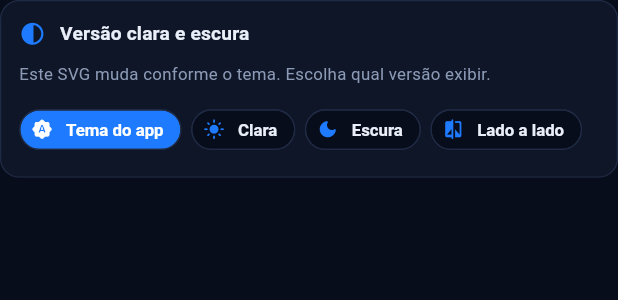
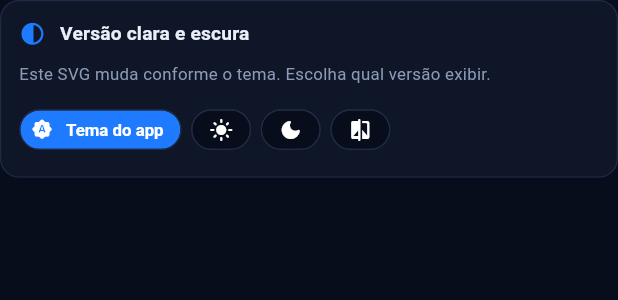
Before and after one commit to lianeheidemann/svg-motion-gallery, a Flutter app: the VariantSelector widget shown alone on an empty page, opened directly with empty values, on a phone screen of 412 x 824 dp. Shown: the top 300 px of the screen. Run offline on Flutter 3.47's test engine with Material 3 defaults, Android fonts, the phone set to English and light mode, and no system bars; our stand-ins replace file_picker, flutter_svg, share_plus, shared_preferences, web, webview_flutter; missing offline and left inert: dart:js_interop; accounts and stored records are empty; generated files the repository leaves out were written again.

Commit message:
Show only icons for the light, dark and side-by-side variant options
The name stays as the tooltip.

Co-Authored-By: Claude Sonnet 5.5 <noreply@anthropic.com>
Claude-Session: https://claude.ai/code/session_012uf5b2am9PwD2VBMGKFdzP

```diff
--- a/lib/src/features/viewer/viewer_widgets.dart
+++ b/lib/src/features/viewer/viewer_widgets.dart
@@ -188,12 +188,26 @@ class VariantSelector extends StatelessWidget {
               (VariantMode.dark, l10n.variantDark, Icons.dark_mode_rounded),
               (VariantMode.sideBySide, l10n.variantBoth, Icons.compare_rounded),
             ])
+              // Only "App theme" keeps its words; the others are just an icon
+              // (the name is the tooltip and the screen reader label).
+              if (value == VariantMode.auto)
                 ChoiceChip(
                   avatar: Icon(icon, size: 18, color: value == mode ? Colors.white : null),
                   label: Text(label, style: TextStyle(color: value == mode ? Colors.white : null)),
                   selected: value == mode,
                   onSelected: (_) => onChanged(value),
                   side: BorderSide(color: Theme.of(context).colorScheme.outline),
+                )
+              else
+                Tooltip(
+                  message: label,
+                  child: ChoiceChip(
+                    label: Icon(icon, size: 20, color: value == mode ? Colors.white : null),
+                    selected: value == mode,
+                    onSelected: (_) => onChanged(value),
+                    showCheckmark: false,
+                    side: BorderSide(color: Theme.of(context).colorScheme.outline),
+                  ),
                 ),
           ],
         ),
```
Also changed, not shown: 1 other file. Lines whose indentation alone changed are shown as unchanged.
